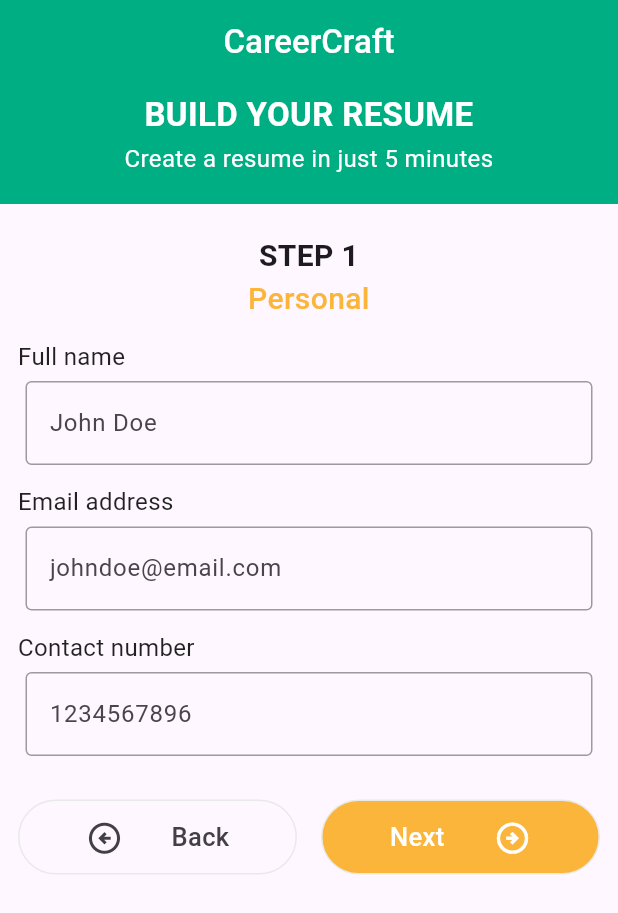
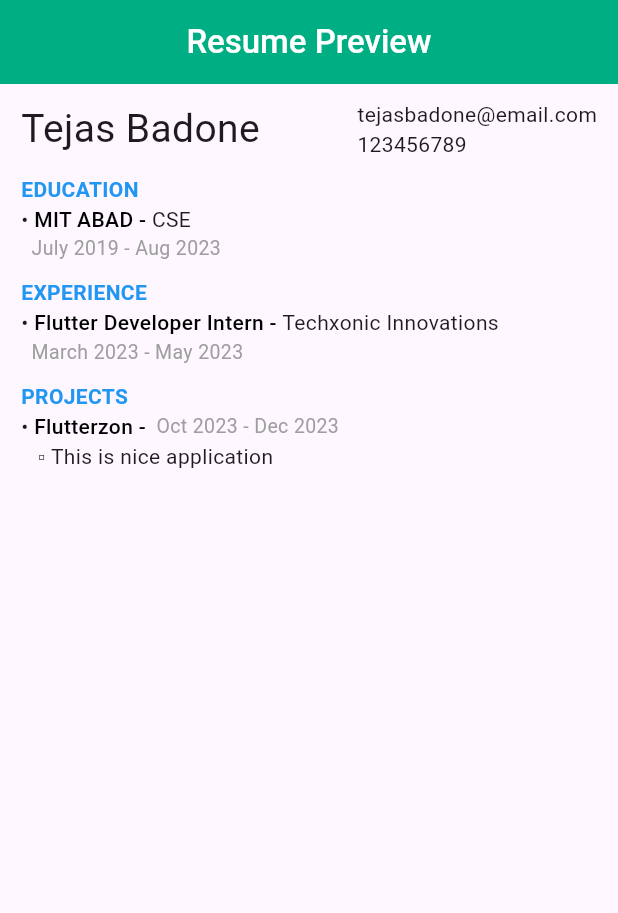
Before and after one commit to priyank9099/CareerCraft---Resume-Builder, a Flutter app: the screen it shows after launch, on a phone screen of 412 x 824 dp. Shown: the top 913 px of the screen. Run offline on Flutter 3.47's test engine with Material 3 defaults, Android fonts, the phone set to English and light mode, and no system bars; our stand-ins replace bloc, equatable, flutter_bloc, go_router.

Commit message:
added static resume preview

```diff
--- a/lib/core/routes.dart
+++ b/lib/core/routes.dart
@@ -1,6 +1,7 @@
 import 'package:flutter/material.dart';
 import 'package:go_router/go_router.dart';
 import 'package:resume_builder/presentation/home_screen.dart';
+import 'package:resume_builder/presentation/resume_screen.dart';
 import 'package:resume_builder/presentation/step_four_screen.dart';
 import 'package:resume_builder/presentation/step_three_screen.dart';
 import 'package:resume_builder/presentation/step_two_screen.dart';
@@ -8,7 +9,7 @@ import 'package:resume_builder/presentation/step_two_screen.dart';
 final appRoute = GoRouter(routes: [
   GoRoute(
     name: 'home-screen',
-    path: '/',
+    path: '/home-screen',
     pageBuilder: (context, state) {
       return const MaterialPage(child: HomeScreen());
     },
@@ -34,4 +35,11 @@ final appRoute = GoRouter(routes: [
       return const MaterialPage(child: StepFourScreen());
     },
   ),
+  GoRoute(
+    name: 'resume-screen',
+    path: '/',
+    pageBuilder: (context, state) {
+      return const MaterialPage(child: ResumeScreen());
+    },
+  ),
 ]);
--- /dev/null
+++ b/lib/presentation/resume_screen.dart
@@ -0,0 +1,145 @@
+import 'package:flutter/material.dart';
+
+class ResumeScreen extends StatelessWidget {
+  const ResumeScreen({super.key});
+
+  @override
+  Widget build(BuildContext context) {
+    return Scaffold(
+      appBar: AppBar(
+        backgroundColor: const Color(0xff00AE84),
+        title: const Text('Resume Preview'),
+        centerTitle: true,
+        titleTextStyle: const TextStyle(
+          fontSize: 22,
+          fontWeight: FontWeight.w500,
+        ),
+      ),
+      body: Padding(
+        padding: const EdgeInsets.symmetric(vertical: 10, horizontal: 14),
+        child: Column(
+          crossAxisAlignment: CrossAxisAlignment.start,
+          children: [
+            const Row(
+              mainAxisAlignment: MainAxisAlignment.spaceBetween,
+              children: [
+                Text(
+                  'Tejas Badone',
+                  style: TextStyle(fontSize: 26),
+                ),
+                Column(
+                  crossAxisAlignment: CrossAxisAlignment.start,
+                  children: [
+                    Text('tejasbadone@email.com'),
+                    Text('123456789'),
+                  ],
+                )
+              ],
+            ),
+            const SizedBox(height: 10),
+            const Text(
+              'EDUCATION',
+              style: TextStyle(
+                  fontSize: 14,
+                  color: Colors.blue,
+                  fontWeight: FontWeight.bold),
+            ),
+            const Row(
+              children: [
+                Text(
+                  '• ',
+                ),
+                Text('MIT ABAD - ',
+                    style: TextStyle(
+                        fontSize: 14,
+                        color: Colors.black,
+                        fontWeight: FontWeight.w500)),
+                Text(
+                  'CSE',
+                ),
+              ],
+            ),
+            Row(
+              children: [
+                Text(
+                  '  July 2019 - ',
+                  style: TextStyle(fontSize: 13, color: Colors.grey.shade500),
+                ),
+                Text(
+                  'Aug 2023',
+                  style: TextStyle(fontSize: 13, color: Colors.grey.shade500),
+                ),
+              ],
+            ),
+            const SizedBox(height: 10),
+            const Text(
+              'EXPERIENCE',
+              style: TextStyle(
+                  fontSize: 14,
+                  color: Colors.blue,
+                  fontWeight: FontWeight.bold),
+            ),
+            const Row(
+              children: [
+                Text(
+                  '• ',
+                ),
+                Text('Flutter Developer Intern - ',
+                    style: TextStyle(
+                        fontSize: 14,
+                        color: Colors.black,
+                        fontWeight: FontWeight.w500)),
+                Text(
+                  'Techxonic Innovations',
+                ),
+              ],
+            ),
+            Row(
+              children: [
+                Text(
+                  '  March 2023 - ',
+                  style: TextStyle(fontSize: 13, color: Colors.grey.shade500),
+                ),
+                Text(
+                  'May 2023',
+                  style: TextStyle(fontSize: 13, color: Colors.grey.shade500),
+                ),
+              ],
+            ),
+            const SizedBox(height: 10),
+            const Text(
+              'PROJECTS',
+              style: TextStyle(
+                  fontSize: 14,
+                  color: Colors.blue,
+                  fontWeight: FontWeight.bold),
+            ),
+            Row(
+              children: [
+                const Text(
+                  '• ',
+                ),
+                const Text('Flutterzon -',
+                    style: TextStyle(
+                        fontSize: 14,
+                        color: Colors.black,
+                        fontWeight: FontWeight.w500)),
+                Text(
+                  '  Oct 2023 - ',
+                  style: TextStyle(fontSize: 13, color: Colors.grey.shade500),
+                ),
+                Text(
+                  'Dec 2023',
+                  style: TextStyle(fontSize: 13, color: Colors.grey.shade500),
+                ),
+              ],
+            ),
+            const Text(
+              '   ▫ This is nice application',
+            ),
+          ],
+        ),
+      ),
+    );
+  }
+}
```
